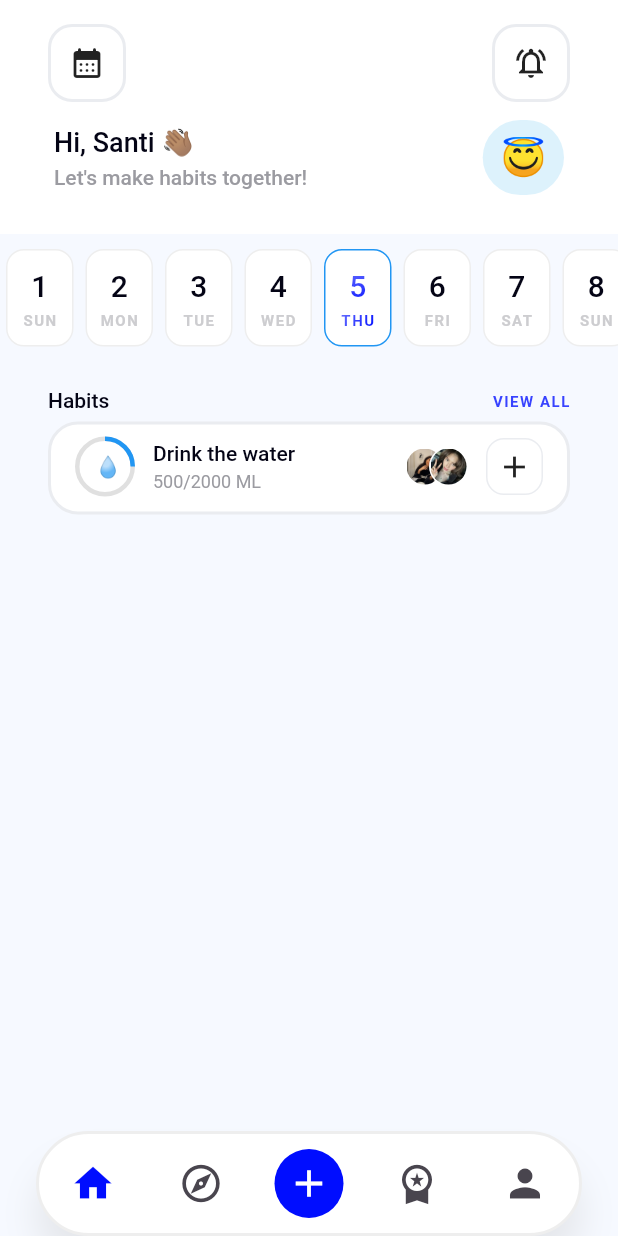
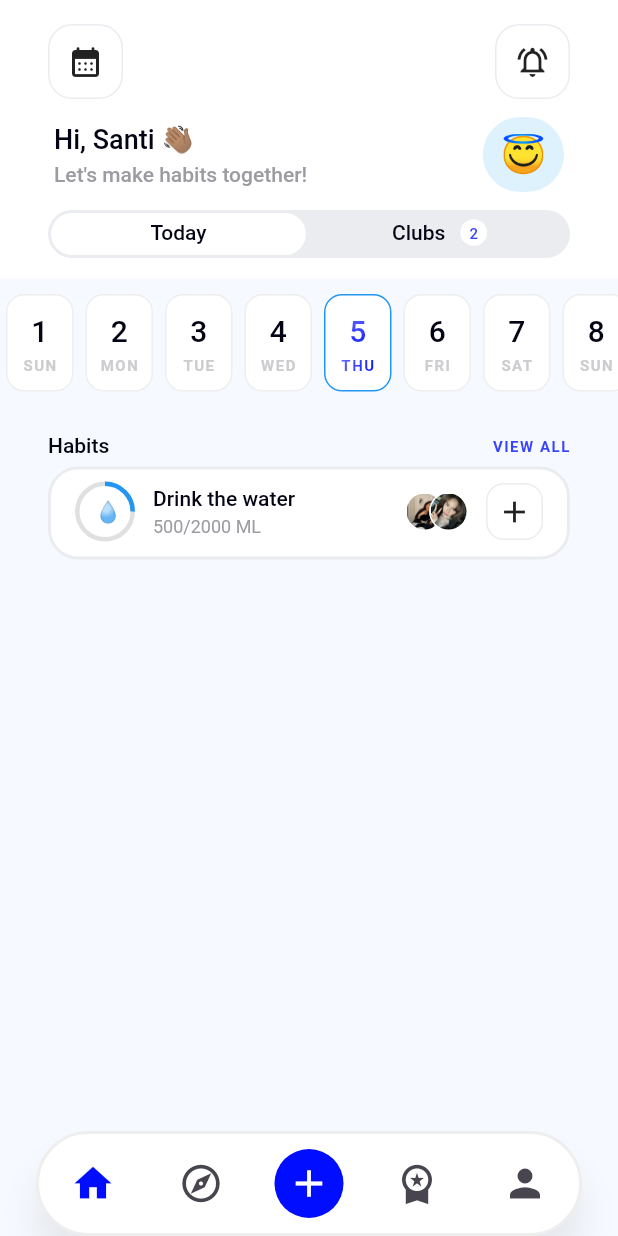
Before and after one commit to CardRapier/HProject, a Flutter app: the screen it shows after launch, on a phone screen of 412 x 824 dp. Run offline on Flutter 3.47's test engine with Material 3 defaults, Android fonts, the phone set to English and light mode, and no system bars; drawn by our look-alikes of percent_indicator, scrollable_positioned_list; our stand-ins replace go_router; Roboto replaces fonts that are missing (Montserrat).

Commit message:
Add segment control componenet, improve box button

```diff
--- a/lib/main.dart
+++ b/lib/main.dart
@@ -3,7 +3,9 @@ import 'package:go_router/go_router.dart';
 import 'package:h_project/core/routing/app_router.dart';
 import 'package:h_project/core/routing/routes.dart';
 import 'package:h_project/shared/presentation/components/basic_card.dart';
+import 'package:h_project/shared/presentation/components/box_button.dart';
 import 'package:h_project/shared/presentation/components/my_text.dart';
+import 'package:h_project/shared/presentation/components/segments_control.dart';
 import 'package:h_project/shared/presentation/design.dart';
 import 'package:intl/intl.dart';
 import 'package:percent_indicator/circular_percent_indicator.dart';
@@ -58,7 +60,6 @@ class MyHomePage extends StatelessWidget {
 
   @override
   Widget build(BuildContext context) {
-    final screenSize = MediaQuery.of(context).size;
     final now = DateTime.now();
     final daysOfMonth = DateUtils.getDaysInMonth(now.year, now.month);
     final DateFormat dateFormat = DateFormat('EEE');
@@ -150,10 +151,10 @@ class MyHomePage extends StatelessWidget {
                   const Row(
                     mainAxisAlignment: MainAxisAlignment.spaceBetween,
                     children: [
-                      HeaderButton(
+                      BoxButton(
                         icon: Icons.calendar_month_rounded,
                       ),
-                      HeaderButton(
+                      BoxButton(
                         icon: Icons.notifications_on_outlined,
                       )
                     ],
@@ -188,54 +189,27 @@ class MyHomePage extends StatelessWidget {
                       ],
                     ),
                   ),
-                  // Container(
-                  //   height: 35,
-                  //   decoration: BoxDecoration(
-                  //       borderRadius: const BorderRadius.all(
-                  //         Radius.circular(20),
-                  //       ),
-                  //       color: Colors.grey.shade200),
-                  //   child: DefaultTabController(
-                  //     length: 2,
-                  //     child: TabBar(
-                  //         indicatorSize: TabBarIndicatorSize.tab,
-                  //         dividerColor: Colors.transparent,
-                  //         indicatorPadding: const EdgeInsets.symmetric(
-                  //             horizontal: 2, vertical: 2),
-                  //         labelColor: Colors.blue,
-                  //         indicator: const BoxDecoration(
-                  //           color: Colors.white,
-                  //           borderRadius: BorderRadius.all(Radius.circular(20)),
-                  //         ),
-                  //         tabs: [
-                  //           const Text(
-                  //             'Today',
-                  //           ),
-                  //           Row(
-                  //             mainAxisAlignment: MainAxisAlignment.center,
-                  //             children: [
-                  //               const Text(
-                  //                 'Clubs',
-                  //               ),
-                  //               Container(
-                  //                 margin: const EdgeInsetsDirectional.only(
-                  //                     start: 10),
-                  //                 padding: const EdgeInsets.all(6),
-                  //                 decoration: const BoxDecoration(
-                  //                     color: Colors.white,
-                  //                     shape: BoxShape.circle),
-                  //                 child: const Center(
-                  //                     child: Text(
-                  //                   '2',
-                  //                   style: TextStyle(
-                  //                       color: Colors.blue, fontSize: 10),
-                  //                 )),
-                  //               )
-                  //             ],
-                  //           )
-                  //         ]),
-                  //   ),
-                  // ),
+                  SegmentsControl(tabs: [
+                    const MyText.paragraph('Today'),
+                    Row(
+                      mainAxisAlignment: MainAxisAlignment.center,
+                      children: [
+                        const MyText.paragraph('Clubs'),
+                        Container(
+                          margin: const EdgeInsetsDirectional.only(start: 10),
+                          padding: const EdgeInsets.all(6),
+                          decoration: const BoxDecoration(
+                              color: Colors.white, shape: BoxShape.circle),
+                          child: const Center(
+                              child: Text(
+                            '2',
+                            style:
+                                TextStyle(color: MyColors.blue, fontSize: 10),
+                          )),
+                        )
+                      ],
+                    )
+                  ])
                 ],
               ),
             ),
@@ -423,7 +397,7 @@ class MyHomePage extends StatelessWidget {
                               const SizedBox(
                                 width: 12,
                               ),
-                              const HeaderButton(
+                              const BoxButton(
                                 icon: Icons.add,
                                 containerPadding: 6,
                                 borderRadius: 12,
@@ -583,50 +557,6 @@ class MyHomePage extends StatelessWidget {
   }
 }
 
-class HeaderButton extends StatelessWidget {
-  final VoidCallback? onTap;
-  final IconData? icon;
-  final Widget? content;
-  final double borderRadius;
-  final double containerPadding;
-  final EdgeInsetsGeometry? customPadding;
-  final double borderWidth;
-  const HeaderButton(
-      {super.key,
-      this.onTap,
-      this.icon,
-      this.containerPadding = 12,
-      this.borderRadius = 16,
-      this.borderWidth = 2,
-      this.content,
-      this.customPadding})
-      : assert(icon != null || content != null,
-            'Either icon or textIcon must be provided.');
-
-  @override
-  Widget build(BuildContext context) {
-    return InkWell(
-      borderRadius:
-          BorderRadius.all(Radius.elliptical(borderRadius, borderRadius)),
-      onTap: onTap ?? () => print("onTap Header Button"),
-      child: Container(
-        padding: customPadding ?? EdgeInsets.all(containerPadding),
-        decoration: BoxDecoration(
-          borderRadius:
-              BorderRadius.all(Radius.elliptical(borderRadius, borderRadius)),
-          border: Border.all(
-              color: MyColors.black10,
-              width: borderWidth),
-        ),
-        child: content ??
-            Icon(
-              icon,
-              size: 24,
-            ),
-      ),
-    );
-  }
-}
 
 void _showHabitModal(BuildContext context) {
   showModalBottomSheet(
@@ -721,7 +651,7 @@ Widget _buildOption(
 }
 
 Widget moodIcon(icon) {
-  return HeaderButton(
+  return BoxButton(
     content: Text(
       icon,
       style: const TextStyle(fontSize: 22),
@@ -787,7 +717,7 @@ void _showCreateHabitModal(BuildContext context, String habitType) {
             const SizedBox(height: 8),
             BasicCard(children: [
               const MyText.paragraph('Create Custom Habit'),
-              HeaderButton(
+              BoxButton(
                 icon: Icons.add,
                 containerPadding: 8,
                 borderRadius: 12,
--- /dev/null
+++ b/lib/shared/presentation/components/box_button.dart
@@ -0,0 +1,48 @@
+import 'package:flutter/material.dart';
+import 'package:h_project/shared/presentation/design.dart';
+
+class BoxButton extends StatelessWidget {
+  final VoidCallback? onTap;
+  final IconData? icon;
+  final Widget? content;
+  final double borderRadius;
+  final double containerPadding;
+  final EdgeInsetsGeometry? customPadding;
+  final double borderWidth;
+  const BoxButton(
+      {super.key,
+      this.onTap,
+      this.icon,
+      this.containerPadding = 12,
+      this.borderRadius = 16,
+      this.borderWidth = 1,
+      this.content,
+      this.customPadding})
+      : assert(icon != null || content != null,
+            'Either icon or textIcon must be provided.');
+
+  @override
+  Widget build(BuildContext context) {
+    return Material(
+      color: Colors.transparent,
+      child: InkWell(
+        borderRadius:
+            BorderRadius.all(Radius.elliptical(borderRadius, borderRadius)),
+        onTap: onTap ?? () => print("onTap Header Button"),
+        child: Container(
+          padding: customPadding ?? EdgeInsets.all(containerPadding),
+          decoration: BoxDecoration(
+            borderRadius:
+                BorderRadius.all(Radius.elliptical(borderRadius, borderRadius)),
+            border: Border.all(color: MyColors.black10, width: borderWidth),
+          ),
+          child: content ??
+              Icon(
+                icon,
+                size: 24,
+              ),
+        ),
+      ),
+    );
+  }
+}
--- /dev/null
+++ b/lib/shared/presentation/components/segments_control.dart
@@ -0,0 +1,35 @@
+import 'package:flutter/material.dart';
+import 'package:h_project/shared/presentation/design.dart';
+
+class SegmentsControl extends StatelessWidget {
+  final List<Widget> tabs;
+  const SegmentsControl({super.key, required this.tabs});
+
+  @override
+  Widget build(BuildContext context) {
+    return Container(
+      height: 32,
+      decoration: const BoxDecoration(
+          borderRadius: BorderRadius.all(
+            Radius.circular(16),
+          ),
+          color: MyColors.black10),
+      child: DefaultTabController(
+        initialIndex: 0,
+        length: tabs.length,
+        child: TabBar(
+            indicatorSize: TabBarIndicatorSize.tab,
+            dividerColor: Colors.transparent,
+            indicatorColor: MyColors.blue,
+            indicatorPadding:
+                const EdgeInsets.symmetric(horizontal: 2, vertical: 2),
+            labelColor: MyColors.blue,
+            indicator: const BoxDecoration(
+                color: Colors.white,
+                borderRadius: BorderRadius.all(Radius.circular(16)),
+                boxShadow: MyDesign.basicBoxShadow),
+            tabs: tabs),
+      ),
+    );
+  }
+}
```
